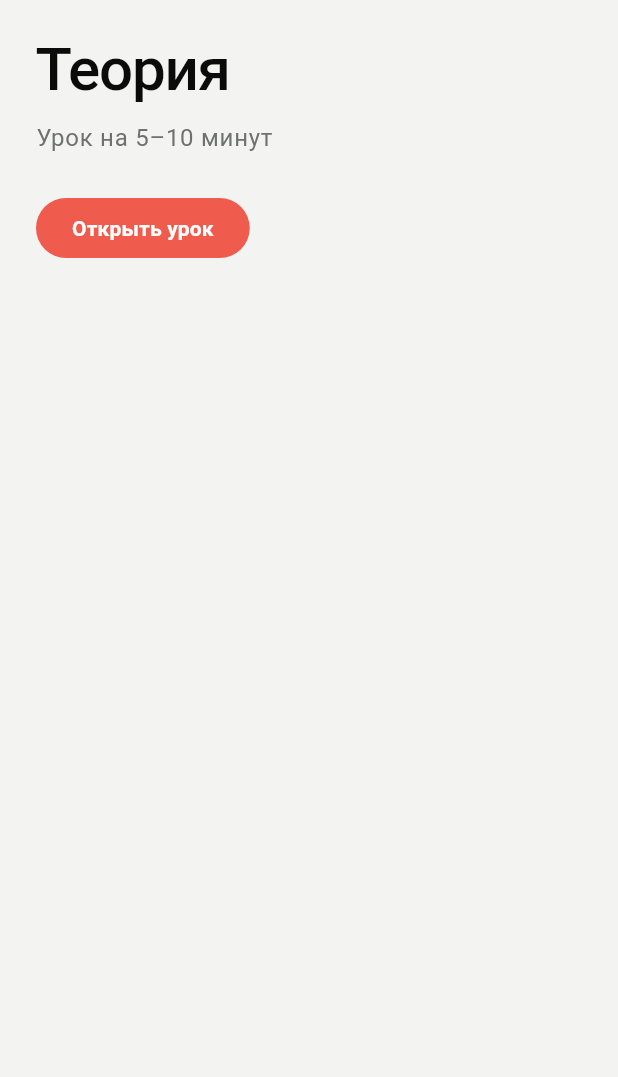
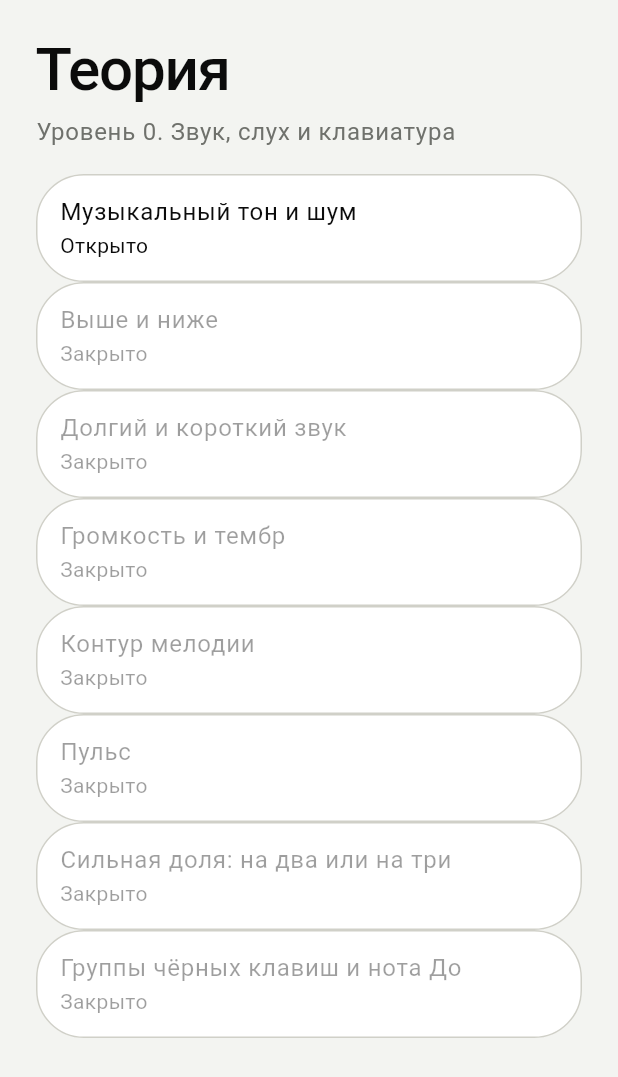
Before and after one commit to axmadjan-777/solfege_app, a Flutter app: the TheoryHomeScreen widget shown alone on an empty page, opened directly, on a phone screen of 412 x 824 dp. Shown: the top 1077 px of the screen. Run offline on Flutter 3.47's test engine with Material 3 defaults, Android fonts, the phone set to English and light mode, and no system bars; our stand-ins replace audioplayers, shared_preferences, supabase_flutter; accounts and stored records are empty.

Commit message:
I5: уроки уровня 0, включая авторские шаги и тап пульса
L00-01 идёт по тексту карточки и пулу звуков. L00-02 закрыт, пока не освоена компетенция L00-01. Конец урока не ставит mastered. L00-06 тапает пульс шаблоном T09 не быстрее 100 BPM.

Co-authored-by: dk <dk@xmethod.de>

```diff
--- a/lib/features/theory/screens/theory_home_screen.dart
+++ b/lib/features/theory/screens/theory_home_screen.dart
@@ -1,41 +1,60 @@
 import 'package:flutter/material.dart';
 
 import '../../../core/theme/app_colors.dart';
-import '../session/lesson_player.dart';
-import '../session/lesson_script.dart';
+import '../../curriculum/data/curriculum_asset_source.dart';
+import '../../curriculum/data/curriculum_catalog.dart';
+import '../level0/level0_plan.dart';
+import '../level0/level0_player.dart';
+import 'theory_level_screen.dart';
 
 class TheoryHomeScreen extends StatelessWidget {
-  const TheoryHomeScreen({super.key});
+  const TheoryHomeScreen({super.key, this.catalog, this.isMastered});
+
+  final CurriculumCatalog? catalog;
+  final bool Function(String competencyId)? isMastered;
+
+  bool _mastered(String id) => isMastered?.call(id) ?? false;
+
+  @override
+  Widget build(BuildContext context) {
+    if (catalog != null) {
+      return _Home(catalog: catalog!, isMastered: _mastered);
+    }
+    return FutureBuilder<CurriculumCatalog>(
+      future: const CurriculumAssetSource().load(),
+      builder: (context, snapshot) {
+        if (snapshot.hasData) return _Home(catalog: snapshot.data!, isMastered: _mastered);
+        if (snapshot.hasError) return const Center(child: Text('Не удалось загрузить теорию'));
+        return const Center(child: CircularProgressIndicator());
+      },
+    );
+  }
+}
+
+class _Home extends StatelessWidget {
+  const _Home({required this.catalog, required this.isMastered});
+
+  final CurriculumCatalog catalog;
+  final bool Function(String competencyId) isMastered;
 
   @override
   Widget build(BuildContext context) {
     return Scaffold(
       backgroundColor: AppColors.background,
       body: SafeArea(
-        child: Padding(
-          padding: const EdgeInsets.all(24),
-          child: Column(
-            crossAxisAlignment: CrossAxisAlignment.start,
-            children: [
-              Text('Теория', style: Theme.of(context).textTheme.displaySmall),
-              const SizedBox(height: 12),
-              Text(
-                'Урок на 5–10 минут',
-                style: Theme.of(context).textTheme.bodyLarge?.copyWith(color: AppColors.textSecondary),
+        child: TheoryLevelScreen(
+          catalog: catalog,
+          isMastered: isMastered,
+          onOpen: (lesson) {
+            Navigator.of(context).push(
+              MaterialPageRoute<void>(
+                builder: (_) => Level0Player(
+                  plan: Level0Plan.fromLesson(lesson),
+                  onFinished: (_) {},
+                ),
               ),
-              const SizedBox(height: 24),
-              FilledButton(
-                onPressed: () {
-                  Navigator.of(context).push(
-                    MaterialPageRoute<void>(
-                      builder: (_) => LessonPlayer(script: LessonScript.sampleT01(), onFinished: (_) {}),
-                    ),
-                  );
-                },
-                child: const Text('Открыть урок'),
-              ),
-            ],
-          ),
+            );
+          },
         ),
       ),
     );
--- /dev/null
+++ b/lib/features/theory/screens/theory_level_screen.dart
@@ -0,0 +1,67 @@
+import 'package:flutter/material.dart';
+
+import '../../../core/theme/app_colors.dart';
+import '../../curriculum/data/curriculum_catalog.dart';
+import '../../curriculum/models/lesson.dart';
+import '../../practice/progress/progress_rules.dart';
+
+class TheoryLevelScreen extends StatelessWidget {
+  const TheoryLevelScreen({
+    super.key,
+    required this.catalog,
+    required this.isMastered,
+    required this.onOpen,
+  });
+
+  final CurriculumCatalog catalog;
+  final bool Function(String competencyId) isMastered;
+  final ValueChanged<Lesson> onOpen;
+
+  @override
+  Widget build(BuildContext context) {
+    final lessons = catalog.lessons.where((lesson) => lesson.level == 0).toList()
+      ..sort((a, b) => a.order.compareTo(b.order));
+    return ListView(
+      padding: const EdgeInsets.all(24),
+      children: [
+        Text('Теория', style: Theme.of(context).textTheme.displaySmall),
+        const SizedBox(height: 8),
+        Text(
+          'Уровень 0. Звук, слух и клавиатура',
+          style: Theme.of(context).textTheme.bodyLarge?.copyWith(color: AppColors.textSecondary),
+        ),
+        const SizedBox(height: 16),
+        for (final lesson in lessons)
+          _LessonTile(lesson: lesson, catalog: catalog, isMastered: isMastered, onOpen: onOpen),
+      ],
+    );
+  }
+}
+
+class _LessonTile extends StatelessWidget {
+  const _LessonTile({
+    required this.lesson,
+    required this.catalog,
+    required this.isMastered,
+    required this.onOpen,
+  });
+
+  final Lesson lesson;
+  final CurriculumCatalog catalog;
+  final bool Function(String competencyId) isMastered;
+  final ValueChanged<Lesson> onOpen;
+
+  @override
+  Widget build(BuildContext context) {
+    final open = isLessonOpen(lesson: lesson, catalog: catalog, isMastered: isMastered);
+    return Card(
+      key: Key('lesson-${lesson.id}'),
+      child: ListTile(
+        title: Text(lesson.title),
+        subtitle: Text(open ? 'Открыто' : 'Закрыто'),
+        enabled: open,
+        onTap: open ? () => onOpen(lesson) : null,
+      ),
+    );
+  }
+}
```
Also changed, not shown: lib/features/interaction/templates/tap_template.dart (added, +50 -0 lines), lib/features/theory/level0/level0_plan.dart (added, +218 -0 lines), lib/features/theory/level0/level0_player.dart (added, +143 -0 lines), 2 other files.
